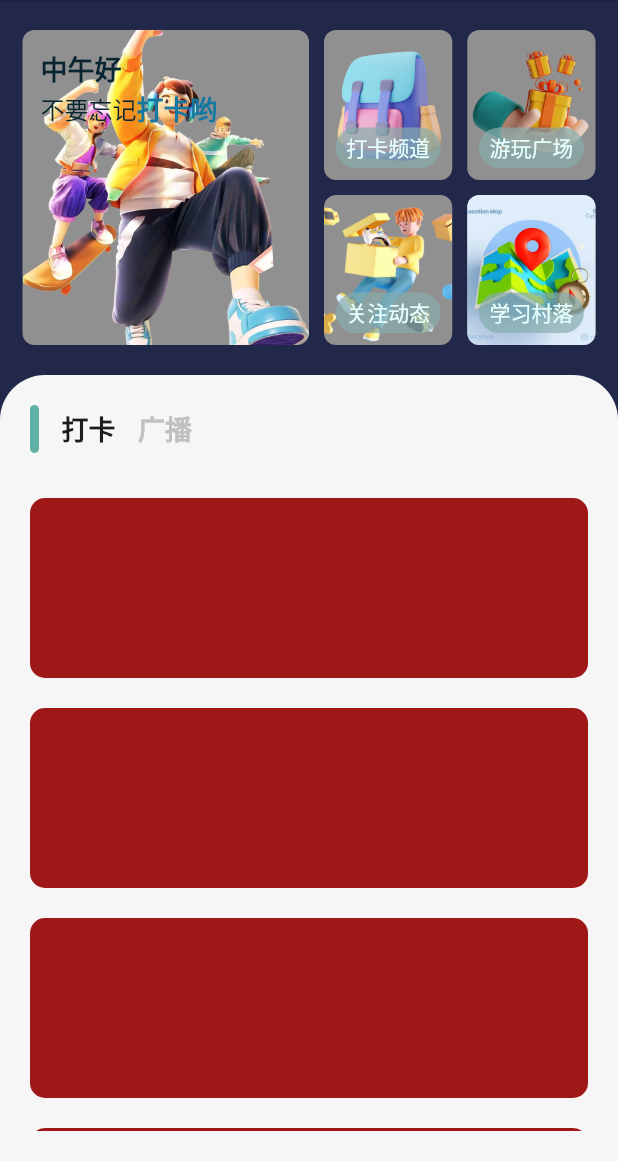
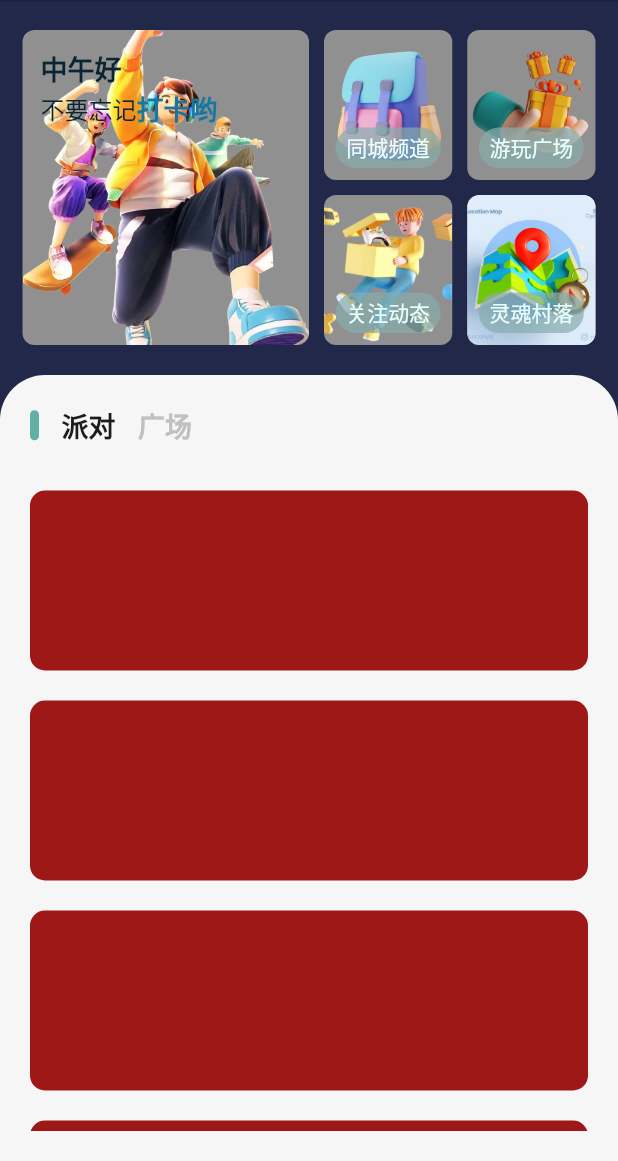
Before and after one commit to TNT-xioamo/flutte_music, a Flutter app: the screen it shows after launch, on a phone screen of 412 x 824 dp, the part 75-1236 px from its top. Run offline on Flutter 3.47's test engine with Material 2 defaults, Android fonts, the phone set to English and light mode, and no system bars; our stand-ins replace dio.

Commit message:
feat: dinv

```diff
--- a/lib/pages/home/home_banner.dart
+++ b/lib/pages/home/home_banner.dart
@@ -1,3 +1,5 @@
+import 'dart:async';
+
 import 'package:flutter/material.dart';
 
 class StarkhHomeBanner extends StatefulWidget {
@@ -7,17 +9,19 @@ class StarkhHomeBanner extends StatefulWidget {
 }
 
 class _userPageContent extends State<StarkhHomeBanner> {
-  DateTime dateTime = DateTime.now();
+  late DateTime dateTime;
+  late Timer _timer;
   String moment = '';
+
   @override
   void initState() {
     super.initState();
-    handleTime();
+    this._timer = new Timer.periodic(Duration (seconds: 1), handleTime);
   }
 
-  void handleTime() {
+  void handleTime(timer) {
     var i = '';
-    var hour = dateTime.hour;
+    var hour = new DateTime.now().hour;
     if (hour < 10) {
       i = '早上好';
     } else if (hour < 12) {
@@ -27,13 +31,14 @@ class _userPageContent extends State<StarkhHomeBanner> {
     } else {
       i = '晚上好';
     }
+    if (moment == i) return;
     setState(() {
       moment = i;
     });
   }
 
   void handleClock() {
-    print(dateTime);
+    print(moment);
   }
 
   void handleCard() {
@@ -43,7 +48,11 @@ class _userPageContent extends State<StarkhHomeBanner> {
   void _handleDynamic(String type) {
     print(type);
   }
-
+@override
+  void dispose() {
+    _timer.cancel();
+    super.dispose();
+  }
   @override
   Widget build(BuildContext context) {
     @override
@@ -157,7 +166,7 @@ class _userPageContent extends State<StarkhHomeBanner> {
                               image: DecorationImage(
                                   image: AssetImage('assets/image/card.webp'),
                                   fit: BoxFit.cover)),
-                          child: userModule('打卡频道'),
+                          child: userModule('同城频道'),
                         ))
                       ],
                     ),
@@ -229,7 +238,7 @@ class _userPageContent extends State<StarkhHomeBanner> {
                                       image: AssetImage(
                                           'assets/image/village.webp'),
                                       fit: BoxFit.cover)),
-                              child: userModule('学习村落'),
+                              child: userModule('灵魂村落'),
                             )),
                       ],
                     )
--- a/lib/pages/home/home_content.dart
+++ b/lib/pages/home/home_content.dart
@@ -62,7 +62,7 @@ class _userPageContent extends State<StarkhHomeContent> {
                   children: <Widget>[
                     Container(
                       width: 6,
-                      height: 32,
+                      height: 20,
                       decoration: BoxDecoration(
                         color: Color.fromRGBO(97, 176, 165, 1),
                         borderRadius: BorderRadius.all(Radius.circular(10)),
@@ -74,7 +74,7 @@ class _userPageContent extends State<StarkhHomeContent> {
                       children: <Widget>[
                         InkWell(
                           onTap: () => handleToggleTab('clock'),
-                          child: Text('打卡',
+                          child: Text('派对',
                               style: TextStyle(
                                   color: activated == 'clock'
                                       ? tabColor
@@ -86,7 +86,7 @@ class _userPageContent extends State<StarkhHomeContent> {
                         InkWell(
                             onTap: () => handleToggleTab('broad'),
                             child: Text(
-                              '广播',
+                              '广场',
                               style: TextStyle(
                                   color: activated == 'broad'
                                       ? tabColor
--- a/lib/pages/home/home_page.dart
+++ b/lib/pages/home/home_page.dart
@@ -9,6 +9,22 @@ class StarkhomePage extends StatefulWidget {
 }
 
 class _userPageContent extends State<StarkhomePage> {
+  late ScrollController _scrollController;
+  @override
+  void initState() {
+    super.initState();
+    _scrollController = ScrollController();
+    _scrollController.addListener(() {
+      // 处理滚动事件的逻辑
+    });
+  }
+
+  @override
+  void dispose() {
+    _scrollController.dispose();
+    super.dispose();
+  }
+
   Widget build(BuildContext context) {
     return SizedBox(
       child: DecoratedBox(
```
Also changed, not shown: pubspec.lock.
